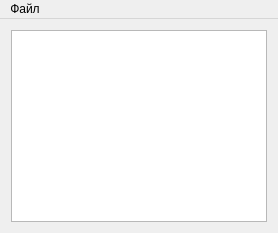
The window that src/mainwindow.ui (maklakovsergey/nonogram) describes before a commit, drawn with Qt 5.
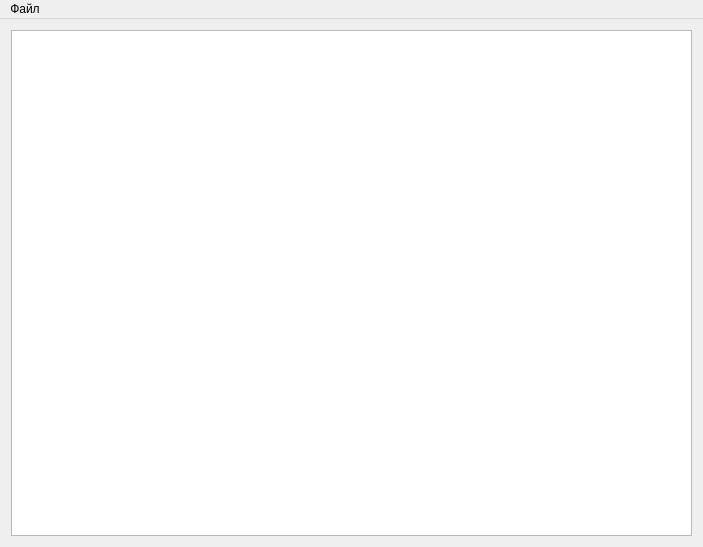
The same window after the commit.

The edit to the form file:
```diff
--- a/src/mainwindow.ui
+++ b/src/mainwindow.ui
@@ -2,6 +2,14 @@
 <ui version="4.0">
  <class>MainWindow</class>
  <widget class="QMainWindow" name="MainWindow">
+  <property name="geometry">
+   <rect>
+    <x>0</x>
+    <y>0</y>
+    <width>703</width>
+    <height>547</height>
+   </rect>
+  </property>
   <property name="windowTitle">
    <string>MainWindow</string>
   </property>
@@ -17,8 +25,8 @@
     <rect>
      <x>0</x>
      <y>0</y>
-     <width>330</width>
-     <height>21</height>
+     <width>703</width>
+     <height>22</height>
     </rect>
    </property>
    <widget class="QMenu" name="menu">
```
Left out of the diff: 6 changed lines with no effect on the pictures.
